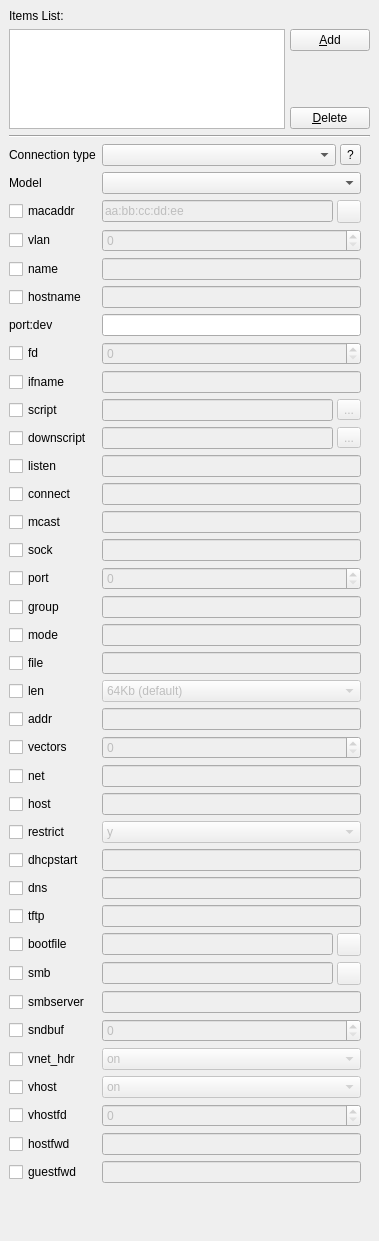
tobimensch/aqemu, file src/Network_Widget.ui: the form before one commit.
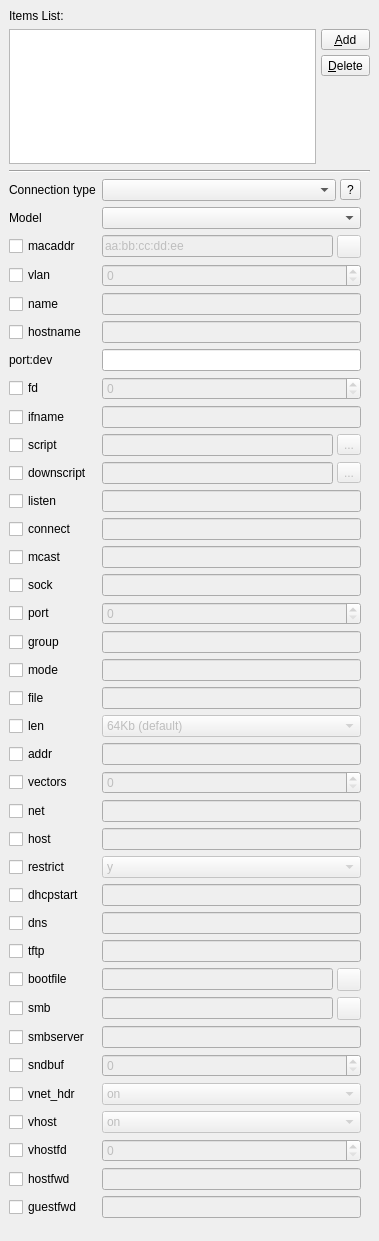
The form after the commit. Icons and pictures are not drawn.

Commit message: Improved look of buttons with icon and text, by making the text go under the icon.

Diff of the .ui file:
```diff
--- a/src/Network_Widget.ui
+++ b/src/Network_Widget.ui
@@ -51,10 +51,30 @@
       <property name="spacing">
        <number>5</number>
       </property>
-      <item row="0" column="0" rowspan="3">
+      <item row="1" column="1">
+       <widget class="QToolButton" name="Button_Delete">
+        <property name="sizePolicy">
+         <sizepolicy hsizetype="Fixed" vsizetype="Fixed">
+          <horstretch>0</horstretch>
+          <verstretch>0</verstretch>
+         </sizepolicy>
+        </property>
+        <property name="text">
+         <string>&amp;Delete</string>
+        </property>
+        <property name="icon">
+         <iconset resource="../resources/icons.qrc">
+          <normaloff>:/remove.png</normaloff>:/remove.png</iconset>
+        </property>
+        <property name="toolButtonStyle">
+         <enum>Qt::ToolButtonTextUnderIcon</enum>
+        </property>
+       </widget>
+      </item>
+      <item row="0" column="0" rowspan="4">
        <widget class="QListWidget" name="Items_List">
         <property name="sizePolicy">
-         <sizepolicy hsizetype="Minimum" vsizetype="Fixed">
+         <sizepolicy hsizetype="Minimum" vsizetype="Preferred">
           <horstretch>0</horstretch>
           <verstretch>0</verstretch>
          </sizepolicy>
@@ -62,7 +82,7 @@
         <property name="maximumSize">
          <size>
           <width>16777215</width>
-          <height>100</height>
+          <height>135</height>
          </size>
         </property>
         <property name="editTriggers">
@@ -80,9 +100,9 @@
        </widget>
       </item>
       <item row="0" column="1">
-       <widget class="QPushButton" name="Button_Add">
+       <widget class="QToolButton" name="Button_Add">
         <property name="sizePolicy">
-         <sizepolicy hsizetype="Maximum" vsizetype="Fixed">
+         <sizepolicy hsizetype="Minimum" vsizetype="Fixed">
           <horstretch>0</horstretch>
           <verstretch>0</verstretch>
          </sizepolicy>
@@ -94,9 +114,12 @@
          <iconset resource="../resources/icons.qrc">
           <normaloff>:/add.png</normaloff>:/add.png</iconset>
         </property>
+        <property name="toolButtonStyle">
+         <enum>Qt::ToolButtonTextUnderIcon</enum>
+        </property>
        </widget>
       </item>
-      <item row="1" column="1">
+      <item row="2" column="1">
        <spacer name="verticalSpacer_2">
         <property name="orientation">
          <enum>Qt::Vertical</enum>
@@ -104,28 +127,11 @@
         <property name="sizeHint" stdset="0">
          <size>
           <width>20</width>
-          <height>13</height>
+          <height>1</height>
          </size>
         </property>
        </spacer>
       </item>
-      <item row="2" column="1">
-       <widget class="QPushButton" name="Button_Delete">
-        <property name="sizePolicy">
-         <sizepolicy hsizetype="Maximum" vsizetype="Fixed">
-          <horstretch>0</horstretch>
-          <verstretch>0</verstretch>
-         </sizepolicy>
-        </property>
-        <property name="text">
-         <string>&amp;Delete</string>
-        </property>
-        <property name="icon">
-         <iconset resource="../resources/icons.qrc">
-          <normaloff>:/remove.png</normaloff>:/remove.png</iconset>
-        </property>
-       </widget>
-      </item>
      </layout>
     </widget>
    </item>
@@ -152,8 +158,8 @@
        <rect>
         <x>0</x>
         <y>0</y>
-        <width>348</width>
-        <height>1394</height>
+        <width>347</width>
+        <height>1325</height>
        </rect>
       </property>
       <layout class="QVBoxLayout" name="verticalLayout">
```
Left out of the diff: 1 changed line with no effect on the pictures. The commit also changes 3 other files.
